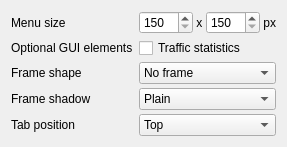
Above: tray/gui/appearanceoptionpage.ui from Martchus/syncthingtray before the change. Below: the same form after it.
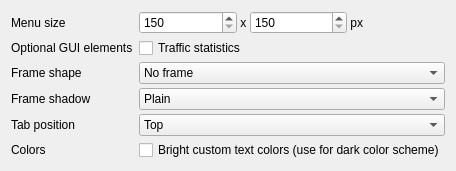
That is the form after the change. Icons and pictures are not drawn.

Commit message: Add option for bright custom text colors

Patch:
```diff
--- a/tray/gui/appearanceoptionpage.ui
+++ b/tray/gui/appearanceoptionpage.ui
@@ -178,6 +178,20 @@
      </item>
     </widget>
    </item>
+   <item row="6" column="0">
+    <widget class="QLabel" name="colorsLabel">
+     <property name="text">
+      <string>Colors</string>
+     </property>
+    </widget>
+   </item>
+   <item row="6" column="1">
+    <widget class="QCheckBox" name="brightTextColorsCheckBox">
+     <property name="text">
+      <string>Bright custom text colors (use for dark color scheme)</string>
+     </property>
+    </widget>
+   </item>
   </layout>
  </widget>
  <resources/>
```
The commit also changes 13 other files.
